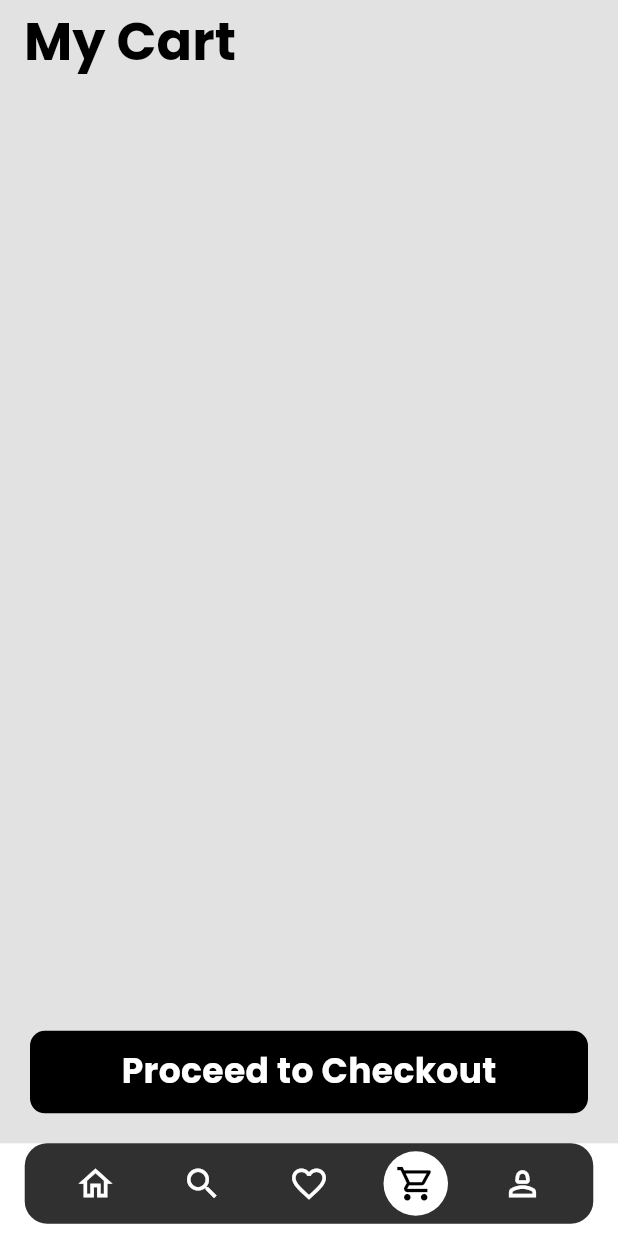
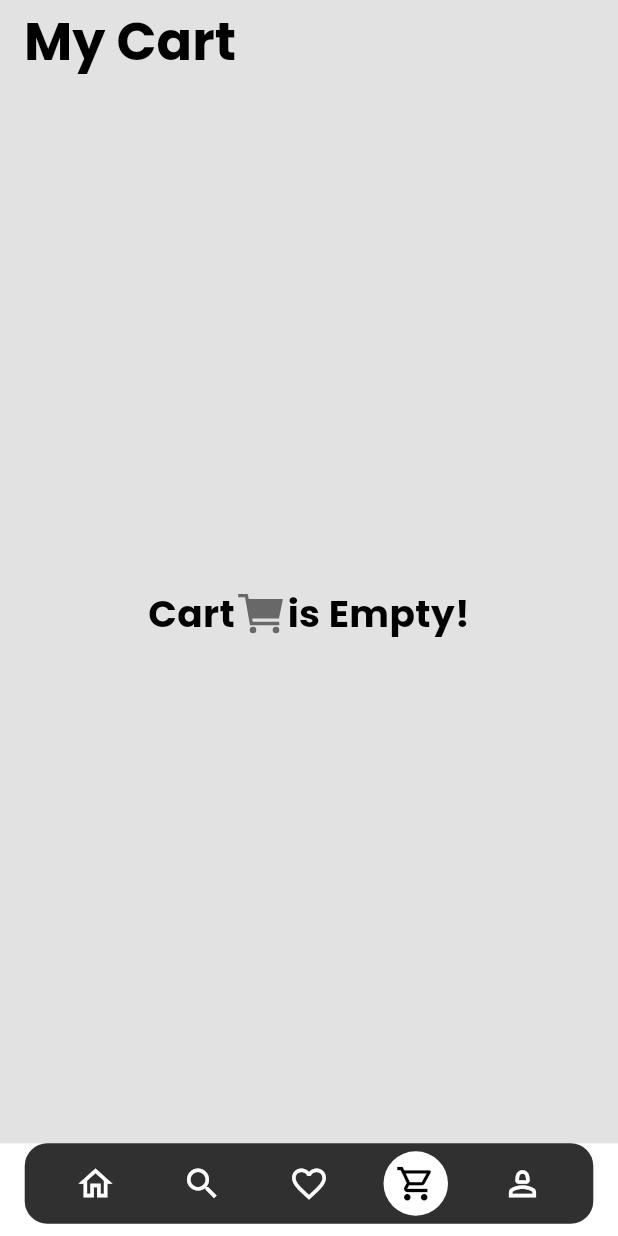
Before and after one commit to Aflah3100/shoe_mart, a Flutter app: the screen it shows after launch, item 4 of the bottom bar chosen, on a phone screen of 412 x 824 dp. Run offline on Flutter 3.47's test engine with Material 3 defaults, Android fonts, the phone set to English and light mode, and no system bars; our stand-ins replace cached_network_image, fluttertoast, font_awesome_flutter, google_fonts, hive_flutter, ionicons; accounts and stored records are empty; network calls fail.

Commit message:
Fixed issues with the cart screen

```diff
--- a/lib/main.dart
+++ b/lib/main.dart
@@ -28,7 +28,7 @@ class MyApp extends StatelessWidget {
       providers: [
         ChangeNotifierProvider(create: (ctx) => ScreensProvider()),
         ChangeNotifierProvider(create: (ctx) => ProductProvider()),
-        ChangeNotifierProvider(create: (ctx)=> DatabaseProvider())
+        ChangeNotifierProvider(create: (ctx)=> CartDatabaseProvider())
       ],
       child: MaterialApp(
         title: 'Shoe Mart',
--- a/lib/screens/cart_screen/cart_screen.dart
+++ b/lib/screens/cart_screen/cart_screen.dart
@@ -2,7 +2,6 @@ import 'package:flutter/material.dart';
 import 'package:ionicons/ionicons.dart';
 import 'package:provider/provider.dart';
 import 'package:shoe_mart/database/functions/cart_box/cart_db.dart';
-import 'package:shoe_mart/database/models/sneaker_model/hive_sneaker_model.dart';
 import 'package:shoe_mart/providers/database_provider.dart';
 import 'package:shoe_mart/screens/cart_screen/widgets/cart_product_card.dart';
 import 'package:shoe_mart/utils/themes/text_styles.dart';
@@ -14,7 +13,7 @@ class ScreenCart extends StatelessWidget {
   Widget build(BuildContext context) {
     CartDb.instance.fetchCartProducts().then((productList) {
       context
-          .read<DatabaseProvider>()
+          .read<CartDatabaseProvider>()
           .addProductsToCartList(productList: productList);
     });
     final width = MediaQuery.of(context).size.width * 1;
@@ -39,11 +38,11 @@ class ScreenCart extends StatelessWidget {
         padding: const EdgeInsets.all(20.0),
         child: Stack(
           children: [
-
             //Cart-Items-Builder
-            Consumer<DatabaseProvider>(
+            Consumer<CartDatabaseProvider>(
               builder: (context, value, child) {
-                return ListView.separated(
+                return (value.getCartList().isNotEmpty)
+                    ? ListView.separated(
                         itemBuilder: (ctx, index) {
                           return CartProductCard(
                             width: width,
@@ -53,12 +52,41 @@ class ScreenCart extends StatelessWidget {
                         },
                         separatorBuilder: (ctx, index) =>
                             SizedBox(height: height * 0.02),
-                    itemCount: value.getCartList().length);
+                        itemCount: value.getCartList().length)
+                    : Center(
+                        child: Row(
+                          mainAxisAlignment: MainAxisAlignment.center,
+                          children: [
+                            Text(
+                              'Cart',
+                              style: appTextStyle(
+                                  fontSize: 25.0,
+                                  fontColor: Colors.black,
+                                  fontWeight: FontWeight.bold),
+                            ),
+                            const Icon(
+                              Ionicons.cart_sharp,
+                              color: Colors.black54,
+                              size: 35.0,
+                            ),
+                            Text(
+                              'is Empty!',
+                              style: appTextStyle(
+                                  fontSize: 25.0,
+                                  fontColor: Colors.black,
+                                  fontWeight: FontWeight.bold),
+                            ),
+                          ],
+                        ),
+                      );
               },
             ),
 
-            //Checkout-Button
-            Align(
+            Selector<CartDatabaseProvider, bool>(
+                builder: (context, value, child) {
+                  return //Checkout-Button
+                      (!value)
+                          ? Align(
                               alignment: Alignment.bottomCenter,
                               child: Container(
                                 width: width,
@@ -77,6 +105,10 @@ class ScreenCart extends StatelessWidget {
                                 ),
                               ),
                             )
+                          : const SizedBox();
+                },
+                selector: (context, databaseProvider) =>
+                    databaseProvider.isCartEmpty())
           ],
         ),
       )),
--- a/lib/screens/cart_screen/widgets/cart_product_card.dart
+++ b/lib/screens/cart_screen/widgets/cart_product_card.dart
@@ -22,7 +22,7 @@ class CartProductCard extends StatelessWidget {
 
   @override
   Widget build(BuildContext context) {
-    final databaseNotifier = context.read<DatabaseProvider>();
+    final databaseNotifier = context.read<CartDatabaseProvider>();
     return Container(
       width: width,
       height: height * 0.12,
--- a/lib/screens/product_display_screen/widgets/add_to_cart_button.dart
+++ b/lib/screens/product_display_screen/widgets/add_to_cart_button.dart
@@ -25,7 +25,7 @@ class AddToCartButton extends StatelessWidget {
   @override
   Widget build(BuildContext context) {
     final productNotifier = context.read<ProductProvider>();
-    final databaseNotifier = context.read<DatabaseProvider>();
+    final databaseNotifier = context.read<CartDatabaseProvider>();
     return GestureDetector(
       onTap: () async {
         // CartDb.instance.clearAll();
```
Also changed, not shown: lib/providers/database_provider.dart (+19 -12 lines). Lines whose indentation alone changed are shown as unchanged.
